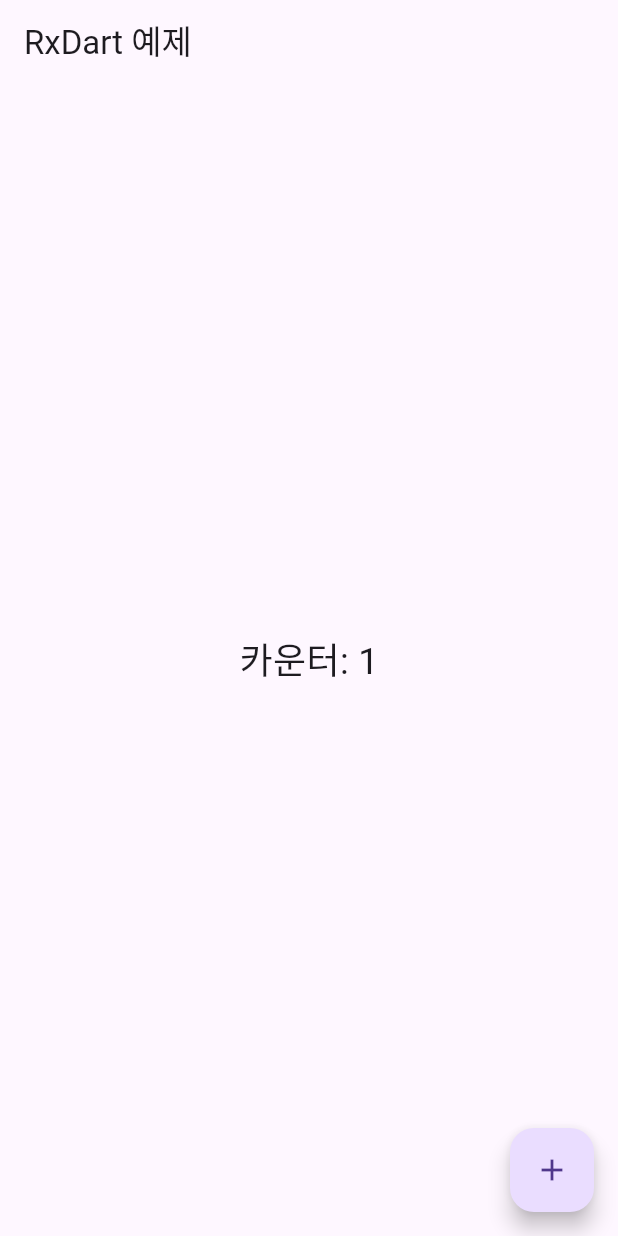
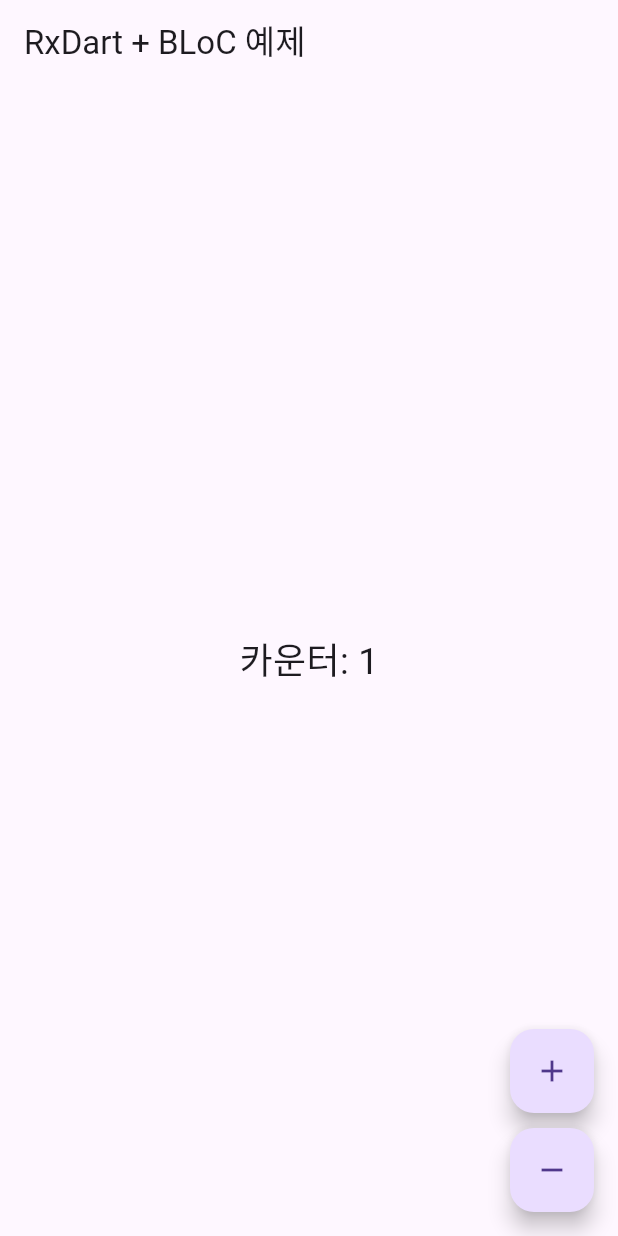
Before and after one commit to joheeyong/rxDart-Bloc, a Flutter app: the screen it shows after launch, after a tap on the "add" icon, on a phone screen of 412 x 824 dp. Run offline on Flutter 3.47's test engine with Material 3 defaults, Android fonts, the phone set to English and light mode, and no system bars; our stand-ins replace flutter_bloc, rxdart.

Commit message:
base 작업 / 기본 설정 구성 + 세팅 1. flutter_bloc 8.1.3 추가/도입

```diff
--- a/lib/CounterBloc.dart
+++ b/lib/CounterBloc.dart
@@ -1,9 +1,32 @@
+import 'package:flutter_bloc/flutter_bloc.dart';
 import 'package:rxdart/rxdart.dart';
 
-class CounterBloc {
-  final _counter = BehaviorSubject<int>.seeded(0);
+// 이벤트 정의
+abstract class CounterEvent {}
 
-  Stream<int> get counterStream => _counter.stream;
-  void increment() => _counter.add(_counter.value + 1);
-  void dispose() => _counter.close();
+class IncrementEvent extends CounterEvent {}
+
+class DecrementEvent extends CounterEvent {}
+
+// Bloc 클래스
+class CounterBloc extends Bloc<CounterEvent, int> {
+  final _counterSubject = BehaviorSubject<int>.seeded(0);
+
+  CounterBloc() : super(0) {
+    on<IncrementEvent>((event, emit) {
+      _counterSubject.add(_counterSubject.value + 1);
+      emit(_counterSubject.value);
+    });
+
+    on<DecrementEvent>((event, emit) {
+      _counterSubject.add(_counterSubject.value - 1);
+      emit(_counterSubject.value);
+    });
+  }
+
+  @override
+  Future<void> close() {
+    _counterSubject.close();
+    return super.close();
+  }
 }
--- a/lib/main.dart
+++ b/lib/main.dart
@@ -1,4 +1,5 @@
 import 'package:flutter/material.dart';
+import 'package:flutter_bloc/flutter_bloc.dart';
 import 'package:realrxdartbloc/CounterBloc.dart';
 
 void main() {
@@ -6,30 +7,47 @@
 }
 
 class MyApp extends StatelessWidget {
-  final CounterBloc counterBloc = CounterBloc();
-
-  MyApp({super.key});
-
   @override
   Widget build(BuildContext context) {
     return MaterialApp(
-      home: Scaffold(
-        appBar: AppBar(title: const Text("RxDart 예제")),
+      home: BlocProvider(
+        create: (context) => CounterBloc(),
+        child: CounterPage(),
+      ),
+    );
+  }
+}
+
+class CounterPage extends StatelessWidget {
+  @override
+  Widget build(BuildContext context) {
+    final counterBloc = context.read<CounterBloc>();
+
+    return Scaffold(
+      appBar: AppBar(title: Text("RxDart + BLoC 예제")),
       body: Center(
-          child: StreamBuilder<int>(
-            stream: counterBloc.counterStream,
-            builder: (context, snapshot) {
+        child: BlocBuilder<CounterBloc, int>(
+          builder: (context, count) {
             return Text(
-                "카운터: ${snapshot.data ?? 0}",
-                style: const TextStyle(fontSize: 24),
+              "카운터: $count",
+              style: TextStyle(fontSize: 24),
             );
           },
         ),
       ),
-        floatingActionButton: FloatingActionButton(
-          onPressed: counterBloc.increment,
+      floatingActionButton: Column(
+        mainAxisAlignment: MainAxisAlignment.end,
+        children: [
+          FloatingActionButton(
+            onPressed: () => counterBloc.add(IncrementEvent()),
             child: Icon(Icons.add),
           ),
+          SizedBox(height: 10),
+          FloatingActionButton(
+            onPressed: () => counterBloc.add(DecrementEvent()),
+            child: Icon(Icons.remove),
+          ),
+        ],
       ),
     );
   }
--- a/pubspec.yaml
+++ b/pubspec.yaml
@@ -35,6 +35,7 @@ dependencies:
   # The following adds the Cupertino Icons font to your application.
   # Use with the CupertinoIcons class for iOS style icons.
   cupertino_icons: ^1.0.8
+  flutter_bloc: ^8.1.3
   rxdart: ^0.27.7
 
 dev_dependencies:
```
Also changed, not shown: pubspec.lock. Lines whose indentation alone changed are shown as unchanged.
